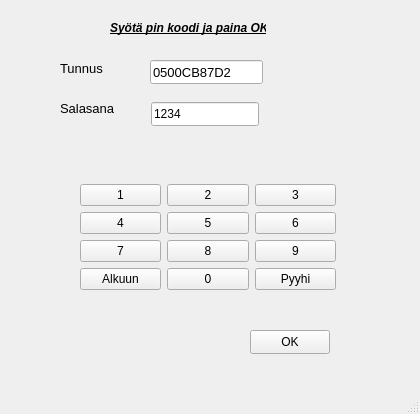
t3roja/ATM, file bank-automat/mainwindow.ui: the form before one commit.
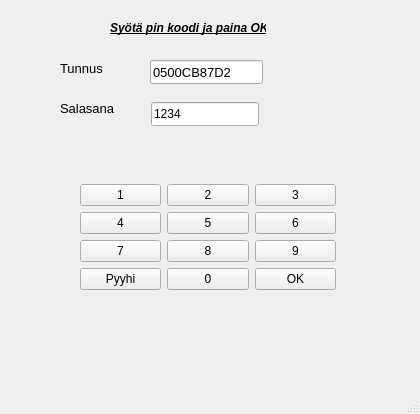
The form after the commit.

Diff of the .ui file:
```diff
--- a/bank-automat/mainwindow.ui
+++ b/bank-automat/mainwindow.ui
@@ -108,20 +108,6 @@
          </property>
         </widget>
        </item>
-       <item row="3" column="0">
-        <widget class="QPushButton" name="btnReturn">
-         <property name="text">
-          <string>Alkuun</string>
-         </property>
-        </widget>
-       </item>
-       <item row="3" column="2">
-        <widget class="QPushButton" name="btnErase">
-         <property name="text">
-          <string>Pyyhi</string>
-         </property>
-        </widget>
-       </item>
        <item row="1" column="0">
         <widget class="QPushButton" name="btn4">
          <property name="text">
@@ -164,6 +150,20 @@
          </property>
         </widget>
        </item>
+       <item row="3" column="0">
+        <widget class="QPushButton" name="btnErase">
+         <property name="text">
+          <string>Pyyhi</string>
+         </property>
+        </widget>
+       </item>
+       <item row="3" column="2">
+        <widget class="QPushButton" name="pushButtonLogin">
+         <property name="text">
+          <string>OK</string>
+         </property>
+        </widget>
+       </item>
       </layout>
      </item>
     </layout>
@@ -188,19 +188,6 @@
      <string>Syötä pin koodi ja paina OK</string>
     </property>
    </widget>
-   <widget class="QPushButton" name="pushButtonLogin">
-    <property name="geometry">
-     <rect>
-      <x>250</x>
-      <y>330</y>
-      <width>80</width>
-      <height>24</height>
-     </rect>
-    </property>
-    <property name="text">
-     <string>OK</string>
-    </property>
-   </widget>
    <widget class="QLineEdit" name="lineEditPass">
     <property name="geometry">
      <rect>
```
